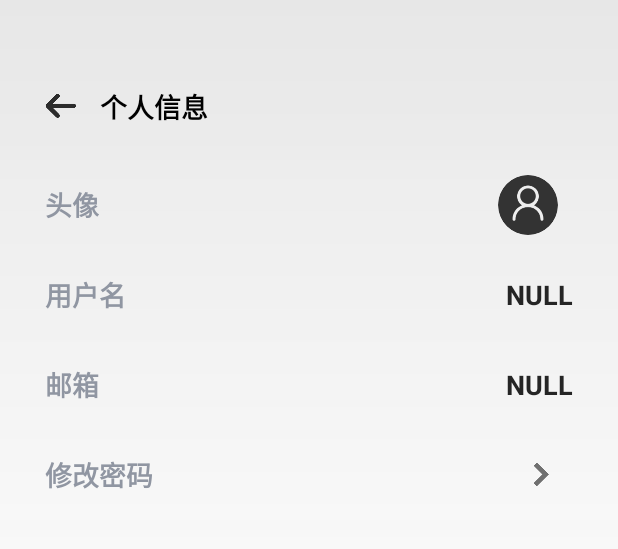
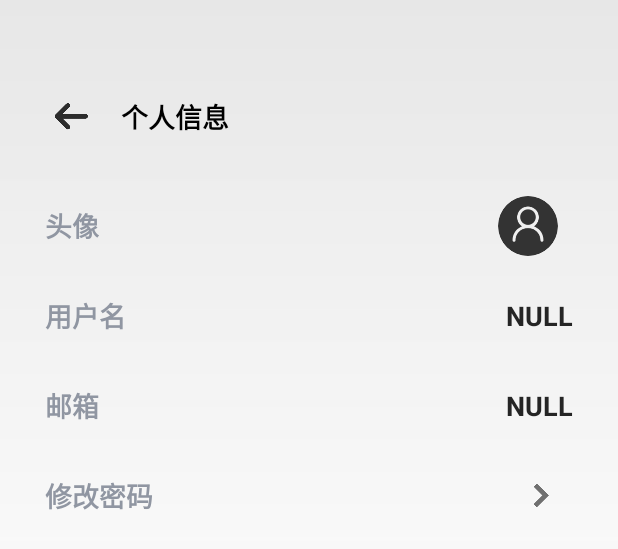
Before and after one commit to betteryuxuan/AgriVison, an Android app: the layout activity_info.xml on its own in the app's theme, with its tools: preview values and no code run, on a phone screen of 412 x 824 dp. Shown: the top 549 px of the screen. Run offline under Robolectric (Android 15) with nearby library versions, the phone set to English and light mode, and no system bars; Roboto replaces fonts that are not available here.

Commit message:
修改bug

```diff
--- a/modulesCore/personalinfoview/src/main/res/layout/activity_info.xml
+++ b/modulesCore/personalinfoview/src/main/res/layout/activity_info.xml
@@ -11,8 +11,9 @@
 
     <ImageView
         android:id="@+id/img_back"
-        android:layout_width="21dp"
-        android:layout_height="21dp"
+        android:layout_width="35dp"
+        android:layout_height="35dp"
+        android:padding="6dp"
         android:layout_marginStart="30dp"
         android:layout_marginTop="60dp"
         android:src="@drawable/ic_back"
--- a/modulesCore/personalinfoview/src/main/res/layout/activity_my_favorites.xml
+++ b/modulesCore/personalinfoview/src/main/res/layout/activity_my_favorites.xml
@@ -11,8 +11,9 @@
 
     <ImageView
         android:id="@+id/img_favorites_back"
-        android:layout_width="21dp"
-        android:layout_height="21dp"
+        android:layout_width="35dp"
+        android:layout_height="35dp"
+        android:padding="6dp"
         android:layout_marginStart="30dp"
         android:layout_marginTop="60dp"
         android:src="@drawable/ic_back"
```
Also changed, not shown: modulesCore/personalinfoview/src/main/java/com/example/personalinfoview/view/MyFavoritesActivity.java (+8 -0 lines), 2 other files.
